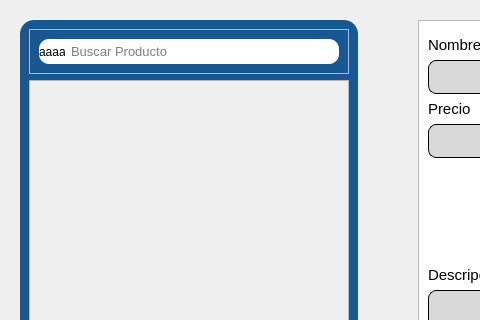
Ventthos/PollosExpress, file RawInterfaces/Productos.ui: the form before one commit; both pictures show x 0 to 480 and y 0 to 320 of the 946 by 617 pixel window.
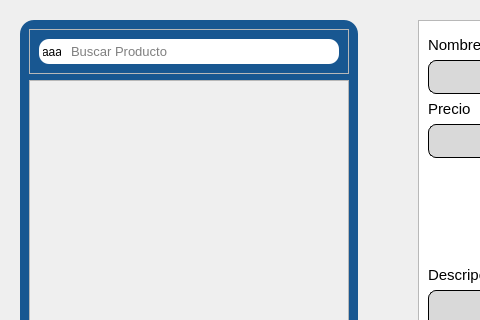
The form after the commit. Icons and pictures are not drawn.

The edit to the form file:
```diff
--- a/RawInterfaces/Productos.ui
+++ b/RawInterfaces/Productos.ui
@@ -110,7 +110,7 @@
                </size>
               </property>
               <property name="styleSheet">
-               <string notr="true">#iconoBuscar{
+               <string notr="true">#iconoBuscar_producto{
 	background-color: #FFFFFF;
 	border-top-left-radius: 10px;
 	border-bottom-left-radius: 10px;
@@ -123,6 +123,9 @@
               <property name="scaledContents">
                <bool>true</bool>
               </property>
+              <property name="alignment">
+               <set>Qt::AlignCenter</set>
+              </property>
               <property name="wordWrap">
                <bool>true</bool>
               </property>
```
Left out of the diff: 8 changed lines with no effect on the pictures.
